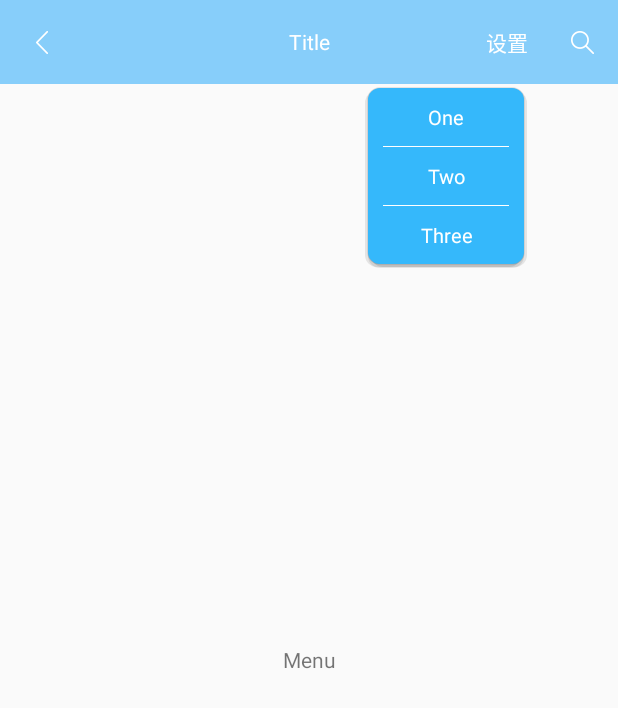
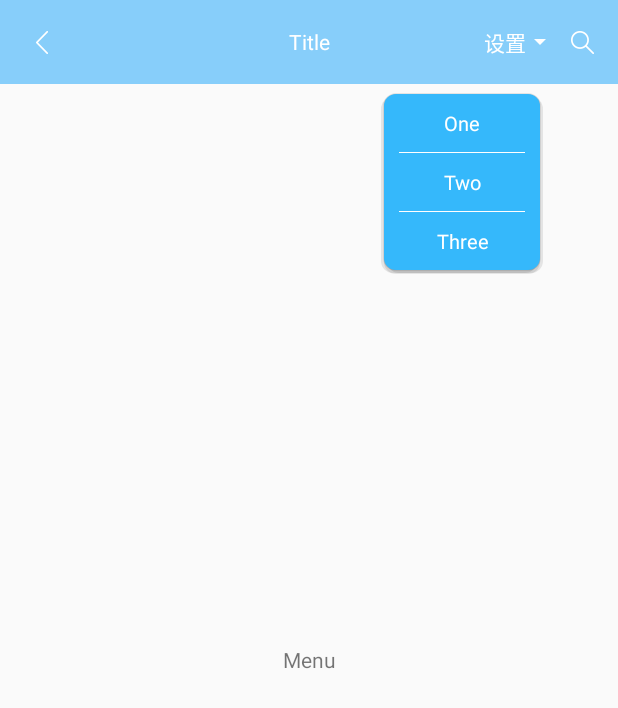
Before and after one commit to RoninKai/MenuExample, an Android app: the screen it shows after launch (MainActivity), after a tap on "设置", on a phone screen of 412 x 824 dp. Shown: the top 708 px of the screen. Run offline under Robolectric (Android 15) with nearby library versions, the phone set to English and light mode, and no system bars; our stand-ins replace ButterKnife; libraries missing offline, so code that uses them is left out: com.readystatesoftware.systembartint; 5 statements that could not run were skipped.

Commit message:
为Menu添加自定义layout，支持文字与图片同时显示。

```diff
--- a/app/src/main/java/com/base/example/MainActivity.java
+++ b/app/src/main/java/com/base/example/MainActivity.java
@@ -2,6 +2,7 @@ package com.base.example;
 
 import android.graphics.Color;
 import android.graphics.drawable.ColorDrawable;
+import android.os.Bundle;
 import android.support.v4.view.MenuItemCompat;
 import android.support.v7.widget.SearchView;
 import android.view.Menu;
@@ -12,7 +13,13 @@ import android.widget.LinearLayout;
 import android.widget.PopupWindow;
 import android.widget.TextView;
 
-public class MainActivity  extends BaseActivity implements View.OnClickListener{
+import butterknife.BindView;
+import butterknife.ButterKnife;
+
+public class MainActivity extends BaseActivity implements View.OnClickListener {
+
+    @BindView(R.id.tv_toolbar_title)
+    TextView tvToolbarTitle;
 
     @Override
     public int getLayoutId() {
@@ -39,19 +46,34 @@ public class MainActivity  extends BaseActivity implements View.OnClickListener{
      * @param menu
      */
     private void initSearch(Menu menu) {
+        //设置按钮的相关配置
+        final MenuItem setting = menu.findItem(R.id.mu_setting);
+        View view = setting.getActionView();
+        //获取自定义布局的控件
+        tvStatus = (TextView) view.findViewById(R.id.tv_status);
+        //自定义布局添加点击事件，以此替换menu的id，如不需要改变menu显示值则取setting.getActionView()设置点击事件即可
+        view.setOnClickListener(new View.OnClickListener() {
+            @Override
+            public void onClick(View view) {
+                onOptionsItemSelected(setting);
+            }
+        });
+
+        //搜索的相关配置
         MenuItem search = menu.findItem(R.id.mu_search);
-        final MenuItem setting = menu.findItem(R.id.mu_setting);
         SearchView searchView = (SearchView) MenuItemCompat.getActionView(search);
         searchView.setOnSearchClickListener(new View.OnClickListener() {
             @Override
             public void onClick(View view) {
                 setting.setVisible(false);
+                tvToolbarTitle.setVisibility(View.GONE);
             }
         });
         searchView.setOnCloseListener(new SearchView.OnCloseListener() {
             @Override
             public boolean onClose() {
                 setting.setVisible(true);
+                tvToolbarTitle.setVisibility(View.VISIBLE);
                 return false;
             }
         });
@@ -60,7 +82,7 @@ public class MainActivity  extends BaseActivity implements View.OnClickListener{
 
     @Override
     public boolean onOptionsItemSelected(MenuItem item) {
-        if(item.getItemId() == R.id.mu_setting){
+        if (item.getItemId() == R.id.mu_setting) {
             //设置按钮
             showPopWindow();
         }
@@ -69,10 +91,11 @@ public class MainActivity  extends BaseActivity implements View.OnClickListener{
 
     private PopupWindow mPopWindow;
     private View mPopWindowView;
-    private TextView tvOne,tvTwo,tvThree;
-    private void showPopWindow(){
-        if(mPopWindowView == null){
-            mPopWindowView = LinearLayout.inflate(this,R.layout.menu_item_layout,null);
+    private TextView tvOne, tvTwo, tvThree, tvStatus;
+
+    private void showPopWindow() {
+        if (mPopWindowView == null) {
+            mPopWindowView = LinearLayout.inflate(this, R.layout.menu_item_layout, null);
             tvOne = (TextView) mPopWindowView.findViewById(R.id.tv_one);
             tvOne.setOnClickListener(this);
             tvTwo = (TextView) mPopWindowView.findViewById(R.id.tv_two);
@@ -80,25 +103,32 @@ public class MainActivity  extends BaseActivity implements View.OnClickListener{
             tvThree = (TextView) mPopWindowView.findViewById(R.id.tv_three);
             tvThree.setOnClickListener(this);
         }
-        if(mPopWindow == null){
-            mPopWindow = new PopupWindow(mPopWindowView, ViewGroup.LayoutParams.WRAP_CONTENT, ViewGroup.LayoutParams.WRAP_CONTENT,true);
+        if (mPopWindow == null) {
+            mPopWindow = new PopupWindow(mPopWindowView, ViewGroup.LayoutParams.WRAP_CONTENT, ViewGroup.LayoutParams.WRAP_CONTENT, true);
             mPopWindow.setBackgroundDrawable(new ColorDrawable(Color.TRANSPARENT));
             mPopWindow.setOutsideTouchable(true);
         }
-        mPopWindow.showAsDropDown(findViewById(R.id.mu_setting),-100,10);
+        mPopWindow.showAsDropDown(findViewById(R.id.mu_setting), -100, 10);
     }
 
     @Override
     public void onClick(View view) {
-        if(tvOne == view){
+        if (tvOne == view) {
             mPopWindow.dismiss();
-            showToast("One");
-        }else if(tvTwo == view){
+            tvStatus.setText("One");
+        } else if (tvTwo == view) {
             mPopWindow.dismiss();
-            showToast("Two");
-        }else if(tvThree == view){
+            tvStatus.setText("Two");
+        } else if (tvThree == view) {
             mPopWindow.dismiss();
-            showToast("Three");
+            tvStatus.setText("Three");
         }
     }
+
+    @Override
+    protected void onCreate(Bundle savedInstanceState) {
+        super.onCreate(savedInstanceState);
+        // TODO: add setContentView(...) invocation
+        ButterKnife.bind(this);
+    }
 }
--- /dev/null
+++ b/app/src/main/res/layout/menu_setting_layout.xml
@@ -0,0 +1,17 @@
+<?xml version="1.0" encoding="utf-8"?>
+<RelativeLayout xmlns:android="http://schemas.android.com/apk/res/android"
+    android:layout_width="match_parent"
+    android:layout_height="match_parent">
+
+    <TextView
+        android:id="@+id/tv_status"
+        android:layout_width="wrap_content"
+        android:layout_height="match_parent"
+        android:text="设置"
+        android:textColor="@color/While"
+        android:textSize="14sp"
+        android:gravity="center"
+        android:drawablePadding="5dp"
+        android:drawableRight="@mipmap/sanjiaoxing_small"/>
+
+</RelativeLayout>
--- a/app/src/main/res/menu/main.xml
+++ b/app/src/main/res/menu/main.xml
@@ -3,7 +3,8 @@
     xmlns:app="http://schemas.android.com/apk/res-auto">
 
     <item android:id="@+id/mu_setting"
-        android:title="设置"
+        android:title=""
+        app:actionLayout="@layout/menu_setting_layout"
         app:showAsAction="always"/>
 
     <item android:id="@+id/mu_search"
```
Also changed, not shown: app/src/main/res/mipmap-hdpi/sanjiaoxing_small.png (added).
